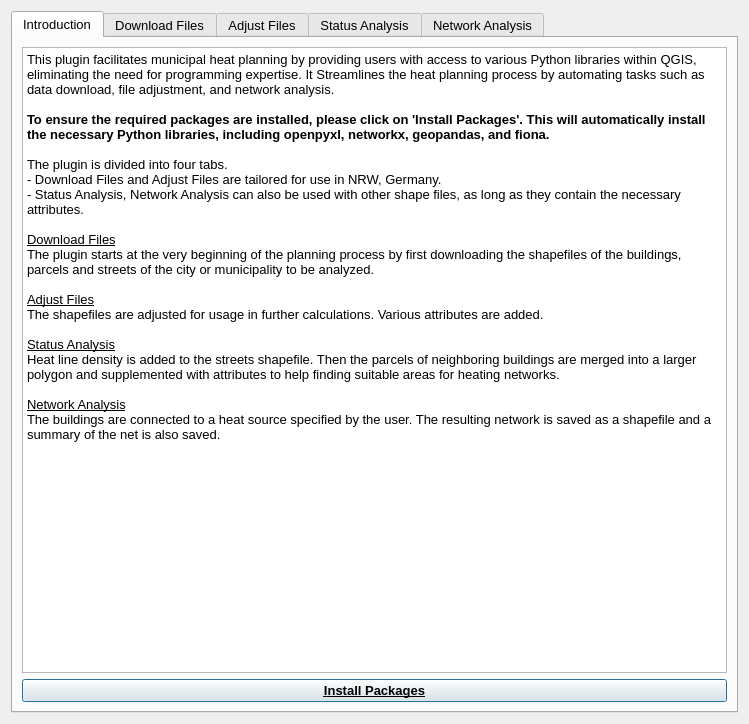
hydromac/F-Heat_dev, file F-Heat_QGIS/heat_net_tool_dialog_base.ui: the form before one commit.
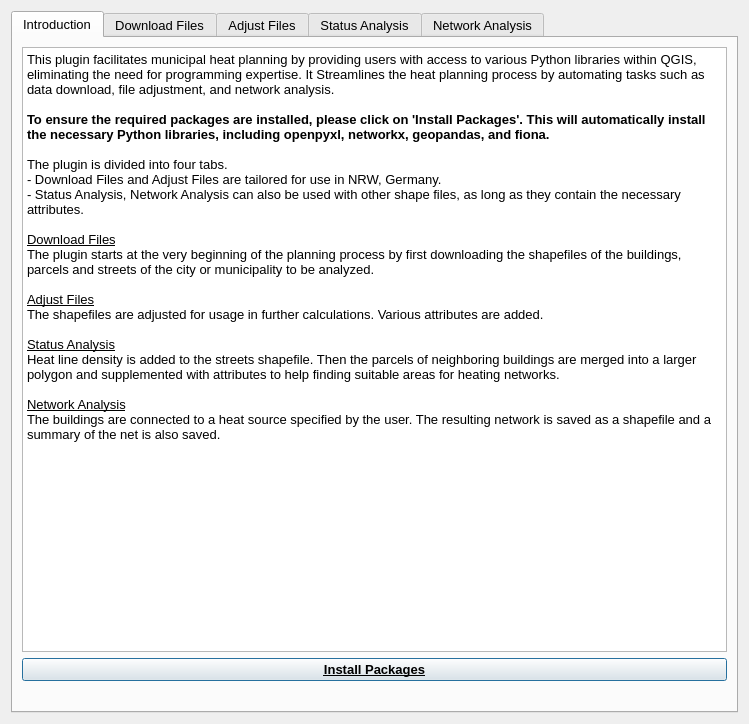
The form after the commit.

The edit to the form file:
```diff
--- a/F-Heat_QGIS/heat_net_tool_dialog_base.ui
+++ b/F-Heat_QGIS/heat_net_tool_dialog_base.ui
@@ -94,6 +94,13 @@
          </property>
         </widget>
        </item>
+       <item row="2" column="0">
+        <widget class="QLabel" name="intro_label">
+         <property name="text">
+          <string/>
+         </property>
+        </widget>
+       </item>
       </layout>
      </widget>
      <widget class="QWidget" name="tab_load">
```
